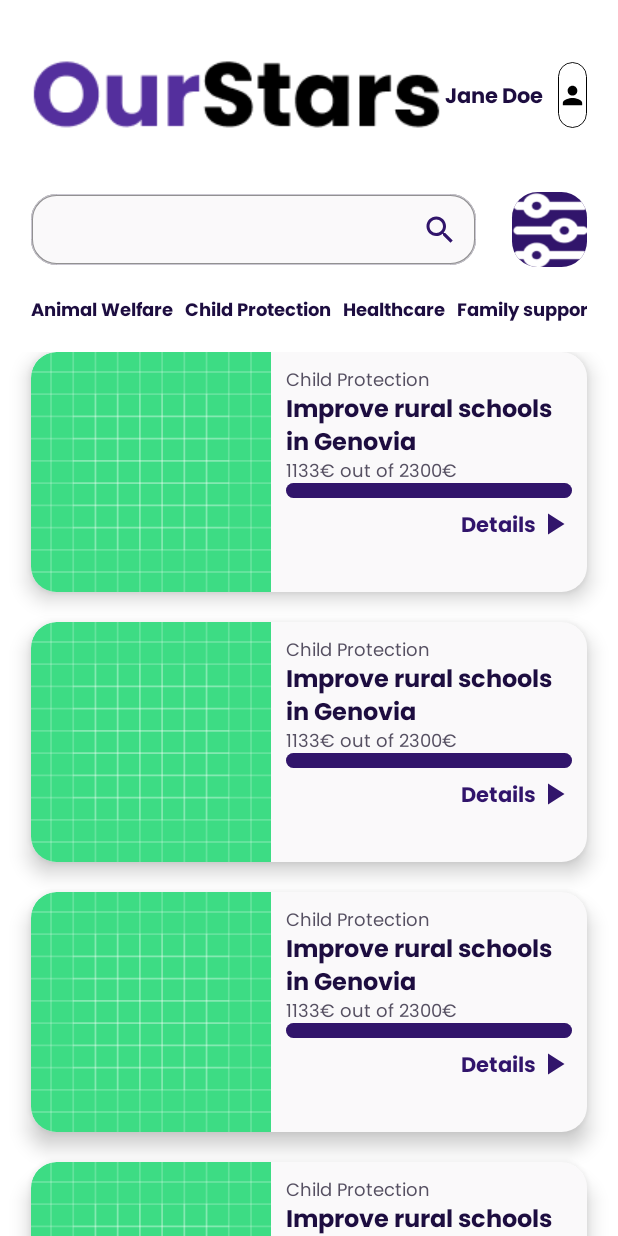
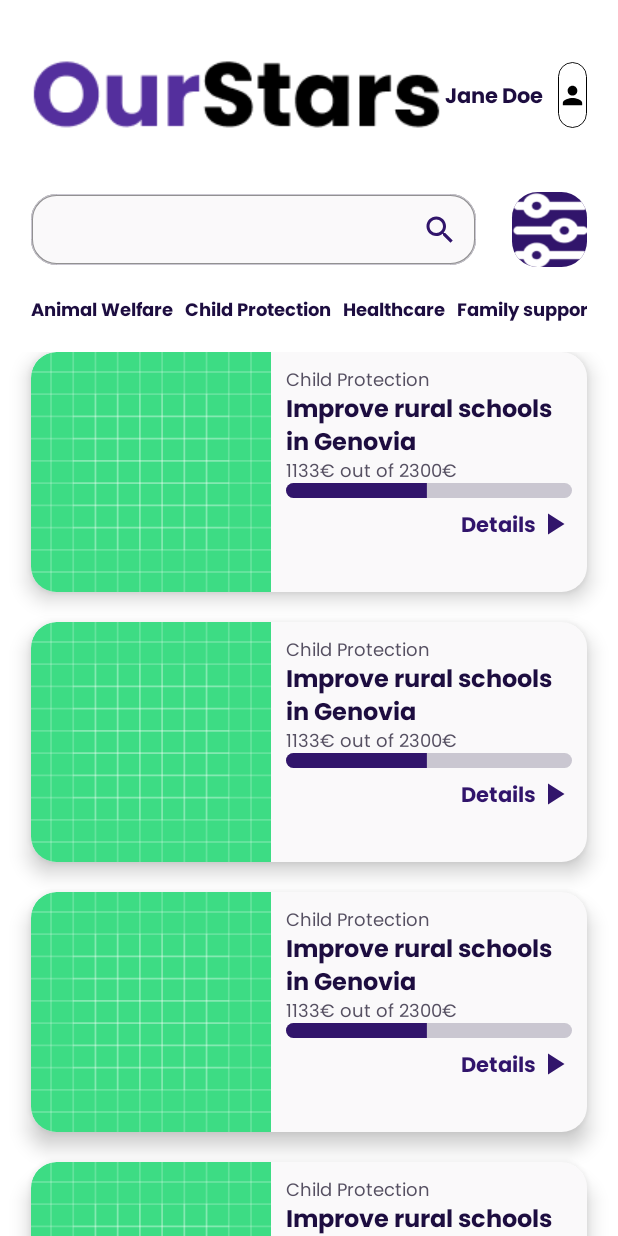
Before and after one commit to DubskySteam/OurStars, an Android app built with Jetpack Compose: the CharitiesScreen screen opened through its navigation route, on a phone screen of 412 x 824 dp. Run offline under Robolectric (Android 15) with nearby library versions, the phone set to English and light mode, and no system bars.

Commit message:
added the correct bg color to the charity progressbar

```diff
--- a/Android/app/src/main/java/dev/dubsky/ourstars/android/composables/component/CharityProgress.kt
+++ b/Android/app/src/main/java/dev/dubsky/ourstars/android/composables/component/CharityProgress.kt
@@ -1,5 +1,6 @@
 package dev.dubsky.ourstars.android.composables.component
 
+import androidx.compose.foundation.border
 import androidx.compose.foundation.layout.Column
 import androidx.compose.foundation.layout.fillMaxWidth
 import androidx.compose.foundation.layout.height
@@ -14,6 +15,8 @@ import androidx.compose.ui.unit.dp
 import androidx.compose.ui.unit.sp
 import dev.dubsky.ourstars.android.composables.text.TextCustom
 import dev.dubsky.ourstars.android.ui.theme.Gray35
+import dev.dubsky.ourstars.android.ui.theme.Gray80
+import dev.dubsky.ourstars.android.ui.theme.Gray98
 import dev.dubsky.ourstars.android.ui.theme.Primary25
 
 @Composable
@@ -25,7 +28,8 @@ fun CharityProgress(p_current: Int, p_goal: Int) {
         TextCustom("$p_current€ out of $p_goal€", Gray35, 12.sp, FontWeight.Normal, modifier = Modifier)
         LinearProgressIndicator(
             color = Primary25,
-            progress = ((p_goal.toFloat()/p_current.toFloat()) * 100),
+            backgroundColor = Gray80,
+            progress = p_current.toFloat()/p_goal.toFloat(),
             modifier = Modifier
                 .clip(RoundedCornerShape(17.dp))
                 .height(10.dp)
```
